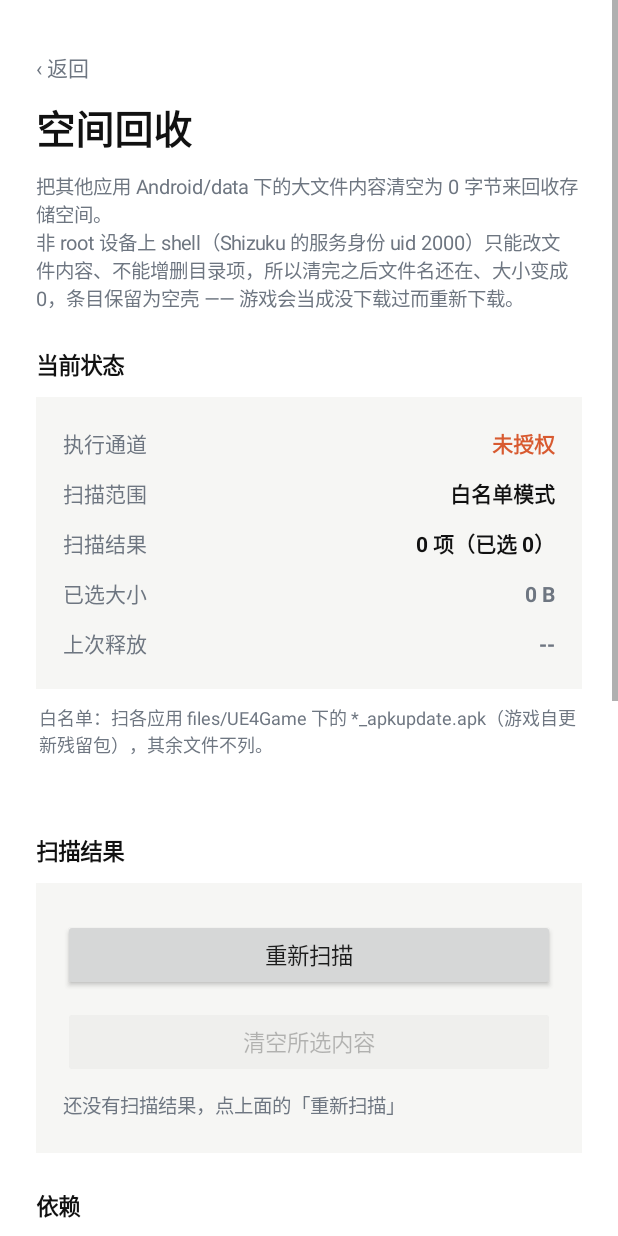
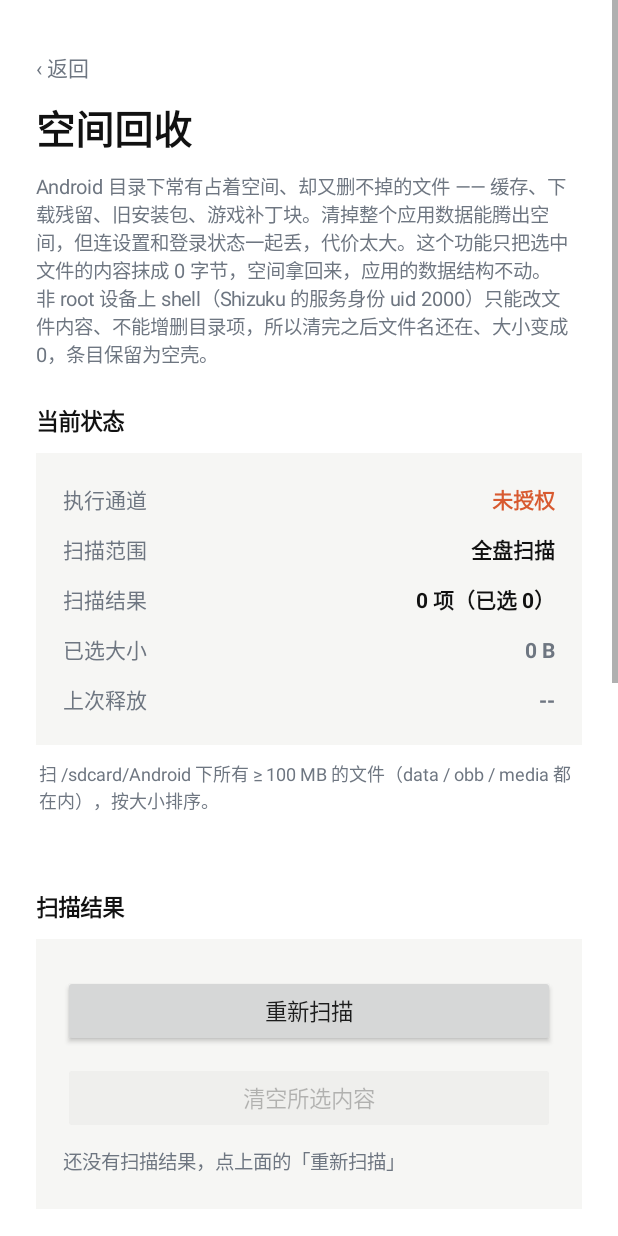
Before and after one commit to Morgan00GZ/SwissKnife, an Android app: the StorageCleanActivity screen opened directly, with no data from a screen before it, on a phone screen of 412 x 824 dp. Run offline under Robolectric (Android 15) with nearby library versions, the phone set to English and light mode, and no system bars; libraries missing offline, so code that uses them is left out: rikka.shizuku; 5 statements that could not run were skipped.

Commit message:
feat(clean): 改为通用口径 —— 全盘扫 /sdcard/Android 下 >=100MB，显示完整路径
- 去掉游戏专用的 UE4 白名单：默认扫 /sdcard/Android（data/obb/media）
  下所有 >=100MB 的文件；实测与 find 一致 16 条，约 8-12 秒
- 每条在文件名下显示完整绝对路径（原来只有文件名 + 包名）
- 默认一条都不勾（替用户勾文件不是安全的默认值），新增全选/全不选
- 修复依赖行只有标签没有状态：dep() 只建行，值要靠 applyAuth 填
- 文案改为「删不掉的大文件」而不是「游戏残留包」
- tools/android-tap-text.sh 改为单次 adb 调用完成 rm+dump+cat：
  本机 adb server 不被保留，多步调用互相打断会拿到上一帧的树

```diff
--- a/app/src/main/res/values/strings.xml
+++ b/app/src/main/res/values/strings.xml
@@ -230,9 +230,9 @@
          文案口径（硬性）：全篇不出现「删除」。非 root 设备上 shell 只能改文件内容，
          不能增删目录项，说"删除"就是撒谎。统一用「清空内容 / 释放空间 / 条目保留为空壳」。 -->
     <string name="feature_storage_clean">空间回收</string>
-    <string name="feature_storage_clean_desc">把游戏自更新残留包清空为 0 字节</string>
+    <string name="feature_storage_clean_desc">把删不掉的大文件清空为 0 字节</string>
 
-    <string name="sc_desc">把其他应用 Android/data 下的大文件内容清空为 0 字节来回收存储空间。\n非 root 设备上 shell（Shizuku 的服务身份 uid 2000）只能改文件内容、不能增删目录项，所以清完之后文件名还在、大小变成 0，条目保留为空壳 —— 游戏会当成没下载过而重新下载。</string>
+    <string name="sc_desc">Android 目录下常有占着空间、却又删不掉的文件 —— 缓存、下载残留、旧安装包、游戏补丁块。清掉整个应用数据能腾出空间，但连设置和登录状态一起丢，代价太大。这个功能只把选中文件的内容抹成 0 字节，空间拿回来，应用的数据结构不动。\n非 root 设备上 shell（Shizuku 的服务身份 uid 2000）只能改文件内容、不能增删目录项，所以清完之后文件名还在、大小变成 0，条目保留为空壳。</string>
     <string name="sc_status_channel">执行通道</string>
     <string name="sc_status_scope">扫描范围</string>
     <string name="sc_status_count">扫描结果</string>
@@ -243,25 +243,29 @@
     <string name="sc_btn_truncate">清空所选内容</string>
     <string name="sc_list_empty">还没有扫描结果，点上面的「重新扫描」</string>
     <string name="sc_shell_item">空壳（已清空）</string>
-    <string name="sc_scope_whitelist">白名单模式</string>
-    <string name="sc_scope_manual">手输路径</string>
-    <string name="sc_scope_whitelist_note">白名单：扫各应用 files/UE4Game 下的 *_apkupdate.apk（游戏自更新残留包），其余文件不列。</string>
-    <string name="sc_scope_manual_note">手输：%1$s</string>
+    <string name="sc_scope_full">全盘扫描</string>
+    <string name="sc_scope_manual">指定目录</string>
+    <string name="sc_scope_full_note">扫 /sdcard/Android 下所有 ≥ %1$d MB 的文件（data / obb / media 都在内），按大小排序。</string>
+    <string name="sc_scope_manual_note">只扫这个目录下的 ≥ %1$d MB 文件：%2$s</string>
+    <string name="sc_scanning">正在扫描 ≥ %1$d MB 的文件，请稍等…</string>
+    <string name="sc_selected_count">已选 %1$d 项</string>
+    <string name="sc_btn_select_all">全选</string>
+    <string name="sc_btn_select_none">全不选</string>
     <string name="sc_channel_ready">已连接（shell 进程）</string>
     <string name="sc_channel_binding">正在连接 shell 进程…</string>
     <string name="sc_channel_no_runner">Shizuku 未运行</string>
     <string name="sc_channel_no_permission">未授权</string>
     <string name="sc_channel_failed">连接失败</string>
-    <string name="sc_manual_hint">手输目录（留空 = 白名单模式）</string>
+    <string name="sc_manual_hint">指定目录（留空 = 全盘扫描）</string>
     <string name="sc_manual_save">按此路径扫描</string>
     <string name="sc_toast_no_channel">执行通道不可用，先让 Shizuku 就绪并授权</string>
     <string name="sc_toast_nothing_selected">先勾选要清空的条目</string>
     <string name="sc_toast_busy">正在执行，请稍等</string>
     <string name="sc_toast_scan_done">扫描完成：%1$d 项</string>
-    <string name="sc_toast_scan_empty">没有匹配的条目</string>
-    <string name="sc_rule_1">1. 确认首页的「Shizuku」已就绪并授权：本功能要借它的 shell 身份才看得到别的应用的 Android/data</string>
-    <string name="sc_rule_2">2. 点「重新扫描」：默认只扫各应用 files/UE4Game 下的 *_apkupdate.apk，也就是游戏自更新留下的历史安装包</string>
-    <string name="sc_rule_3">3. 勾选要清空的条目。已经是 0 字节的空壳不必勾，再截一次也不会有更多空间</string>
+    <string name="sc_toast_scan_empty">没有 ≥ %1$d MB 的文件</string>
+    <string name="sc_rule_1">1. 确认首页的「Shizuku」已就绪并授权：本功能要借它的 shell 身份才看得到别的应用的 Android 目录</string>
+    <string name="sc_rule_2">2. 点「重新扫描」：默认扫 /sdcard/Android 下所有 ≥ 100 MB 的文件，按大小从大到小列出；在最下面填一个目录则只扫那里</string>
+    <string name="sc_rule_3">3. 勾选要清空的条目（默认一条都不勾，可以用「全选」批量选）。已经是 0 字节的空壳不必勾</string>
     <string name="sc_rule_4">4. 点「清空所选内容」：会先查目标应用是否还在运行，在跑就拦下并请你先退出，不会硬截</string>
     <string name="sc_rule_5">5. 完成后「上次释放」显示本次释放总量，对应条目变成 0 字节空壳；清空前后可用空间可在系统设置里对照</string>
     <string name="sc_footnote">为什么不能真删：Android/data/&lt;包名&gt; 的目录权限是 drwxr-s---，shell 虽然在 ext_data_rw 组里，但组内没有写权限，rm / mv / mkdir 一律被拒。这是权限模型决定的，换命令写法、换授权方式都不会变。真要删掉目录项只有三条路：设备已 root、卸载应用（连带清空它的全部数据）、或者应用自己的逻辑去清。</string>
```
Also changed, not shown: app/src/main/java/com/swissknife/clean/StorageCleaner.kt (+20 -18 lines), app/src/main/java/com/swissknife/clean/TruncateService.kt (+21 -24 lines), app/src/main/java/com/swissknife/ui/StorageCleanActivity.kt (+88 -14 lines), app/src/main/aidl/com/swissknife/clean/ITruncateService.aidl, 4 other files.
